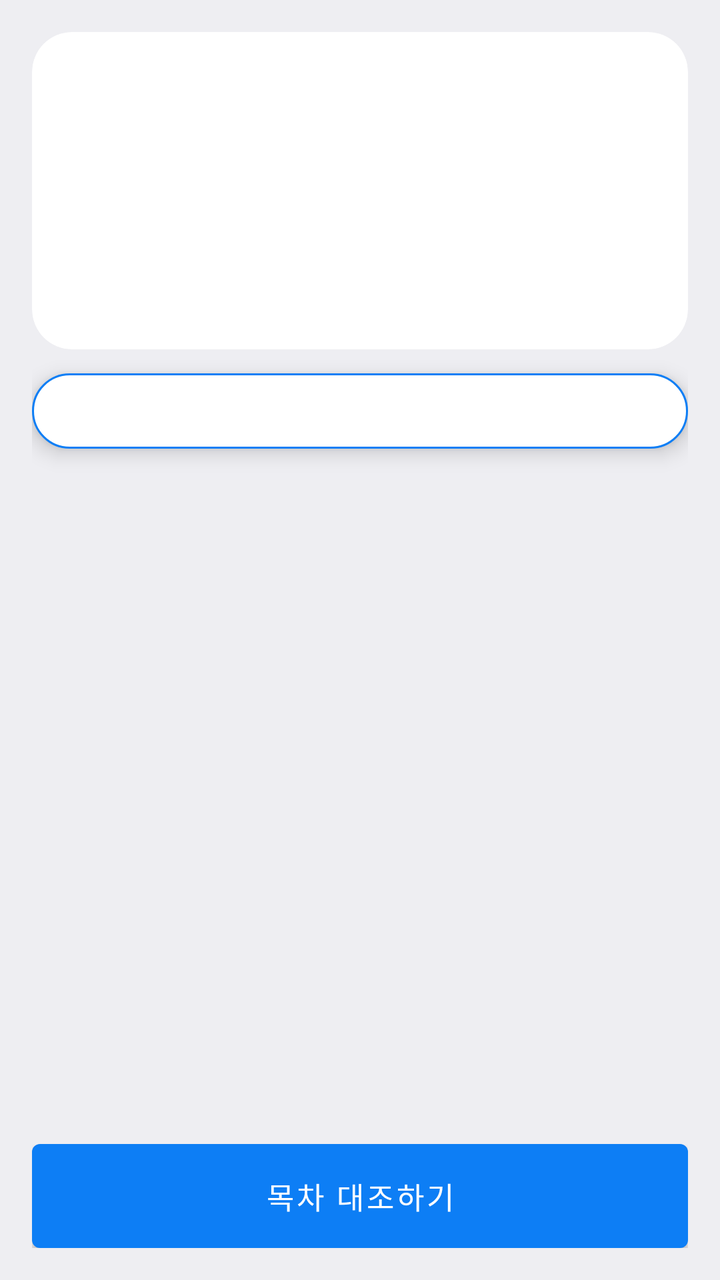
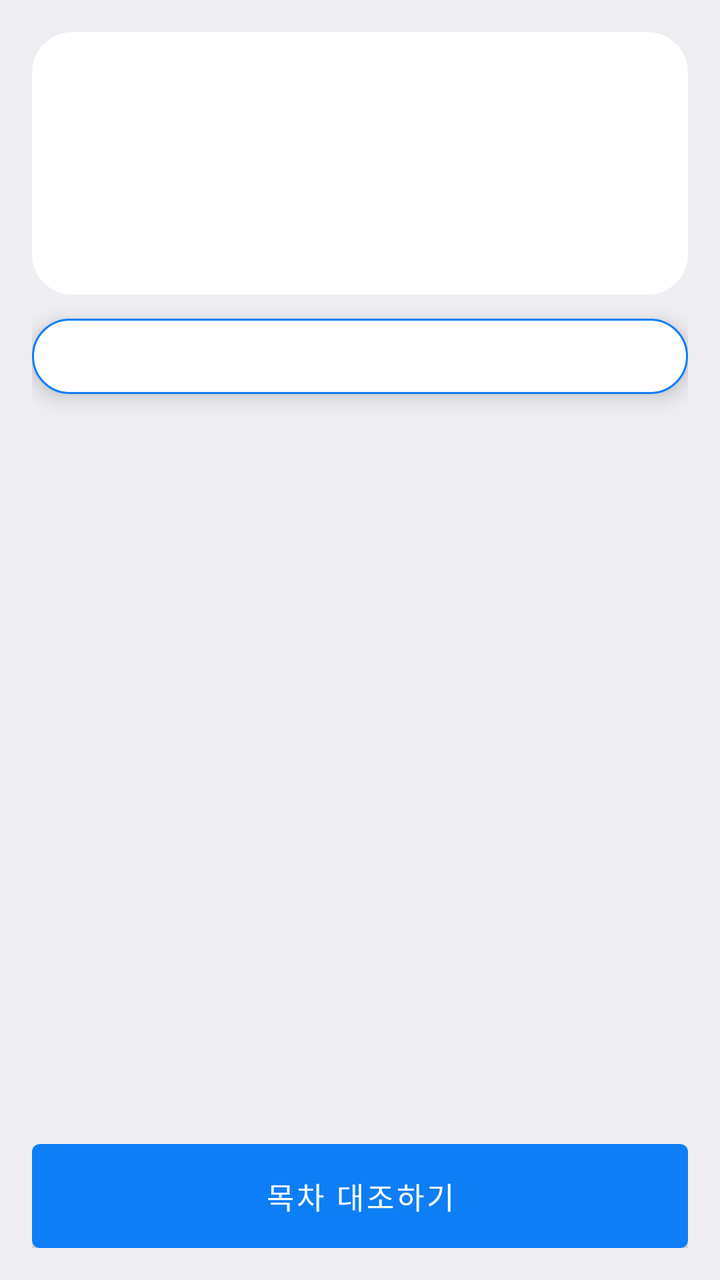

Compare the two renders of this Android layout. The source of the first and the diff that turns it into the second are given below.
<!-- AndroidManifest.xml: application theme Theme.AdminMemo -->
<!-- res/layout/activity_recall.xml -->
<?xml version="1.0" encoding="utf-8"?>
<LinearLayout xmlns:android="http://schemas.android.com/apk/res/android"
    xmlns:app="http://schemas.android.com/apk/res-auto"
    android:layout_width="match_parent"
    android:layout_height="match_parent"
    android:background="@color/bg_screen"
    android:orientation="vertical">

    <LinearLayout
        android:id="@+id/layoutRecallSplit"
        android:layout_width="match_parent"
        android:layout_height="0dp"
        android:layout_weight="1"
        android:orientation="vertical">

        <ScrollView
            android:id="@+id/svRecallLeft"
            android:layout_width="match_parent"
            android:layout_height="0dp"
            android:layout_weight="1"
            android:fillViewport="true"
            android:padding="16dp">

            <LinearLayout
                android:layout_width="match_parent"
                android:layout_height="wrap_content"
                android:orientation="vertical">

                <androidx.cardview.widget.CardView
                    android:layout_width="match_parent"
                    android:layout_height="wrap_content"
                    app:cardBackgroundColor="@color/tile_today"
                    app:cardCornerRadius="20dp"
                    app:cardElevation="0dp">

                    <LinearLayout
                        android:layout_width="match_parent"
                        android:layout_height="wrap_content"
                        android:orientation="vertical"
                        android:paddingHorizontal="20dp"
                        android:paddingTop="16dp"
                        android:paddingBottom="18dp">

                        <LinearLayout
                            android:layout_width="match_parent"
                            android:layout_height="wrap_content"
                            android:gravity="center_vertical"
                            android:orientation="horizontal">

                            <TextView
                                android:id="@+id/tvRecallSubject"
                                android:layout_width="0dp"
                                android:layout_height="wrap_content"
                                android:layout_weight="1"
                                android:ellipsize="end"
                                android:maxLines="1"
                                android:textColor="@color/text_on_tile"
                                android:textSize="13sp"/>

                            <TextView
                                android:id="@+id/tvRecallProgress"
                                android:layout_width="wrap_content"
                                android:layout_height="wrap_content"
                                android:layout_marginStart="10dp"
                                android:textColor="@color/text_on_tile"
                                android:textSize="15sp"
                                android:textStyle="bold"/>
                        </LinearLayout>

                        <TextView
                            android:id="@+id/tvRecallTitle"
                            android:layout_width="match_parent"
                            android:layout_height="wrap_content"
                            android:layout_marginTop="12dp"
                            android:lineSpacingExtra="3dp"
                            android:textColor="@color/text_on_tile"
                            android:textSize="26sp"
                            android:textStyle="bold"/>

                        <TextView
                            android:id="@+id/tvRecallConfuse"
                            android:layout_width="match_parent"
                            android:layout_height="wrap_content"
                            android:layout_marginTop="8dp"
                            android:lineSpacingExtra="3dp"
                            android:textColor="@color/accent"
                            android:textSize="12sp"
                            android:textStyle="bold"
                            android:visibility="gone"/>

                        <TextView
                            android:id="@+id/tvRecallHint"
                            android:layout_width="match_parent"
                            android:layout_height="wrap_content"
                            android:layout_marginTop="10dp"
                            android:alpha="0.78"
                            android:lineSpacingExtra="3dp"
                            android:textColor="@color/text_on_tile"
                            android:textSize="13sp"/>

                        <TextView
                            android:id="@+id/tvRecallTimer"
                            android:layout_width="match_parent"
                            android:layout_height="wrap_content"
                            android:layout_marginTop="8dp"
                            android:textColor="@color/text_on_tile"
                            android:textSize="16sp"
                            android:textStyle="bold"/>
                    </LinearLayout>
                </androidx.cardview.widget.CardView>

                <include
                    android:id="@+id/tvRecallCoach"
                    layout="@layout/view_coach_pill"
                    android:layout_width="match_parent"
                    android:layout_height="wrap_content"
                    android:layout_marginTop="12dp"/>

                <LinearLayout
                    android:id="@+id/layoutRecallBodyLeftPane"
                    android:layout_width="match_parent"
                    android:layout_height="wrap_content"
                    android:layout_marginTop="12dp"
                    android:background="@drawable/bg_recall_body_pane"
                    android:orientation="vertical"
                    android:padding="14dp"
                    android:visibility="gone">

                    <TextView
                        android:id="@+id/tvRecallBodyLeftCaption"
                        android:layout_width="match_parent"
                        android:layout_height="wrap_content"
                        android:includeFontPadding="false"
                        android:text="본문"
                        android:textColor="@color/accent"
                        android:textSize="12sp"
                        android:textStyle="bold"/>

                    <TextView
                        android:id="@+id/tvRecallBodyLeft"
                        android:layout_width="match_parent"
                        android:layout_height="wrap_content"
                        android:layout_marginStart="12dp"
                        android:layout_marginTop="8dp"
                        android:lineSpacingExtra="4dp"
                        android:textColor="@color/text_main"
                        android:textIsSelectable="true"
                        android:textSize="14sp"/>
                </LinearLayout>
            </LinearLayout>
        </ScrollView>

        <LinearLayout
            android:id="@+id/layoutRecallRight"
            android:layout_width="match_parent"
            android:layout_height="0dp"
            android:layout_weight="1"
            android:orientation="vertical">

            <ScrollView
                android:id="@+id/svRecallRight"
                android:layout_width="match_parent"
                android:layout_height="0dp"
                android:layout_weight="1"
                android:fillViewport="true"
                android:padding="16dp">

                <LinearLayout
                    android:layout_width="match_parent"
                    android:layout_height="wrap_content"
                    android:orientation="vertical">

                    <LinearLayout
                        android:id="@+id/layoutRecallRubric"
                        android:layout_width="match_parent"
                        android:layout_height="wrap_content"
                        android:orientation="vertical"
                        android:visibility="gone">

                        <LinearLayout
                            android:id="@+id/layoutRecallChecks"
                            android:layout_width="match_parent"
                            android:layout_height="wrap_content"
                            android:orientation="vertical"/>
                    </LinearLayout>

                    <LinearLayout
                        android:id="@+id/layoutRecallBodyPane"
                        android:layout_width="match_parent"
                        android:layout_height="wrap_content"
                        android:layout_marginTop="12dp"
                        android:background="@drawable/bg_recall_body_pane"
                        android:orientation="vertical"
                        android:padding="14dp"
                        android:visibility="gone">

                        <TextView
                            android:id="@+id/tvRecallBodyCaption"
                            android:layout_width="match_parent"
                            android:layout_height="wrap_content"
                            android:includeFontPadding="false"
                            android:text="본문"
                            android:textColor="@color/accent"
                            android:textSize="12sp"
                            android:textStyle="bold"/>

                        <TextView
                            android:id="@+id/tvRecallBody"
                            android:layout_width="match_parent"
                            android:layout_height="wrap_content"
                            android:layout_marginStart="12dp"
                            android:layout_marginTop="8dp"
                            android:lineSpacingExtra="4dp"
                            android:textColor="@color/text_main"
                            android:textIsSelectable="true"
                            android:textSize="14sp"/>
                    </LinearLayout>
                </LinearLayout>
            </ScrollView>

            <TextView
                android:id="@+id/tvRecallGradeHint"
                android:layout_width="match_parent"
                android:layout_height="wrap_content"
                android:includeFontPadding="false"
                android:paddingLeft="16dp"
                android:paddingRight="16dp"
                android:paddingBottom="4dp"
                android:textColor="@color/text_sub"
                android:textSize="13sp"
                android:visibility="gone"/>

            <LinearLayout
                android:id="@+id/layoutRecallActions"
                android:layout_width="match_parent"
                android:layout_height="wrap_content"
                android:background="@android:color/transparent"
                android:orientation="vertical"
                android:padding="16dp">

                <com.google.android.material.button.MaterialButton
                    android:id="@+id/btnRecallReveal"
                    style="@style/Widget.AdminMemo.Button"
                    android:layout_width="match_parent"
                    android:layout_height="wrap_content"
                    android:text="목차 대조하기"/>

                <LinearLayout
                    android:id="@+id/layoutRecallMissNav"
                    android:layout_width="match_parent"
                    android:layout_height="wrap_content"
                    android:layout_marginTop="8dp"
                    android:orientation="horizontal"
                    android:visibility="gone"/>

                <com.google.android.material.button.MaterialButton
                    android:id="@+id/btnRecallBody"
                    style="@style/Widget.AdminMemo.Button.Outlined"
                    android:layout_width="match_parent"
                    android:layout_height="wrap_content"
                    android:layout_marginTop="8dp"
                    android:text="본문 보기"
                    android:visibility="gone"/>

                <com.google.android.material.button.MaterialButton
                    android:id="@+id/btnRecallConfirm"
                    style="@style/Widget.AdminMemo.Button"
                    android:layout_width="match_parent"
                    android:layout_height="wrap_content"
                    android:layout_marginTop="8dp"
                    android:enabled="false"
                    android:text="항목을 모두 고르세요"
                    android:visibility="gone"/>

                <LinearLayout
                    android:id="@+id/layoutRecallFailKind"
                    android:layout_width="match_parent"
                    android:layout_height="wrap_content"
                    android:layout_marginTop="8dp"
                    android:orientation="vertical"
                    android:visibility="gone">

                    <TextView
                        android:layout_width="match_parent"
                        android:layout_height="wrap_content"
                        android:layout_marginBottom="6dp"
                        android:text="어디가 막혔나요? 뼈대면 본문으로, 단어면 반복으로 갑니다."
                        android:textColor="@color/text_sub"
                        android:textSize="13sp"/>

                    <LinearLayout
                        android:layout_width="match_parent"
                        android:layout_height="wrap_content"
                        android:orientation="horizontal">

                        <com.google.android.material.button.MaterialButton
                            android:id="@+id/btnFailStructure"
                            style="@style/Widget.AdminMemo.Button.Row"
                            android:layout_width="0dp"
                            android:layout_height="wrap_content"
                            android:layout_marginEnd="6dp"
                            android:layout_weight="1"
                            android:text="목차가 안 떠오름"/>

                        <com.google.android.material.button.MaterialButton
                            android:id="@+id/btnFailTip"
                            style="@style/Widget.AdminMemo.Button.Outlined.Row"
                            android:layout_width="0dp"
                            android:layout_height="wrap_content"
                            android:layout_marginStart="6dp"
                            android:layout_weight="1"
                            android:text="단어만 안 떠오름"/>
                    </LinearLayout>
                </LinearLayout>
            </LinearLayout>
        </LinearLayout>
    </LinearLayout>
</LinearLayout>
<!-- res/layout/view_coach_pill.xml (included above) -->
<?xml version="1.0" encoding="utf-8"?>
<TextView xmlns:android="http://schemas.android.com/apk/res/android"
    android:layout_width="match_parent"
    android:layout_height="wrap_content"
    android:background="@drawable/bg_coach_pill"
    android:elevation="6dp"
    android:lineSpacingExtra="2dp"
    android:paddingHorizontal="14dp"
    android:paddingVertical="10dp"
    android:textColor="@color/text_main"
    android:textSize="13sp"/>
<!-- resources referenced by this layout -->
<resources>
  <color name="accent">#FF9F0A</color>
  <color name="bg_screen">#EEEEF2</color>
  <color name="text_main">#1C1C1E</color>
  <color name="text_on_tile">@color/text_main</color>
  <color name="text_sub">#6C6C70</color>
  <color name="tile_today">@color/bg_card</color>
  <!-- drawable bg_coach_pill (drawable) -->
  <?xml version="1.0" encoding="utf-8"?>
  <shape xmlns:android="http://schemas.android.com/apk/res/android">
      <corners android:radius="20dp"/>
      <solid android:color="@color/bg_card"/>
      <stroke
          android:width="1dp"
          android:color="@color/primary"/>
  </shape>
  <!-- drawable bg_recall_body_pane (drawable) -->
  <?xml version="1.0" encoding="utf-8"?>
  <layer-list xmlns:android="http://schemas.android.com/apk/res/android">
      <item>
          <shape android:shape="rectangle">
              <solid android:color="@color/accent"/>
              <corners android:radius="12dp"/>
          </shape>
      </item>
      <item android:left="6dp">
          <shape android:shape="rectangle">
              <solid android:color="@color/recall_tile"/>
              <corners
                  android:bottomRightRadius="12dp"
                  android:topRightRadius="12dp"/>
          </shape>
      </item>
  </layer-list>
  <style name="Widget.AdminMemo.Button" parent="Widget.MaterialComponents.Button">
          <item name="android:minHeight">@dimen/btn_min_height</item>
          <item name="android:paddingTop">12dp</item>
          <item name="android:paddingBottom">12dp</item>
          <item name="android:insetTop">0dp</item>
          <item name="android:insetBottom">0dp</item>
          <item name="android:insetLeft">0dp</item>
          <item name="android:insetRight">0dp</item>
          <item name="android:textSize">15sp</item>
      </style>
  <style name="Widget.AdminMemo.Button.Outlined" parent="Widget.MaterialComponents.Button.OutlinedButton">
          <item name="android:minHeight">@dimen/btn_min_height</item>
          <item name="android:paddingTop">12dp</item>
          <item name="android:paddingBottom">12dp</item>
          <item name="android:insetTop">0dp</item>
          <item name="android:insetBottom">0dp</item>
          <item name="android:insetLeft">0dp</item>
          <item name="android:insetRight">0dp</item>
          <item name="android:textSize">15sp</item>
      </style>
  <style name="Widget.AdminMemo.Button.Row" parent="Widget.AdminMemo.Button">
          <item name="android:minHeight">@dimen/btn_min_height</item>
          <item name="android:minWidth">0dp</item>
          <item name="android:paddingTop">8dp</item>
          <item name="android:paddingBottom">8dp</item>
          <item name="android:paddingStart">6dp</item>
          <item name="android:paddingEnd">6dp</item>
          <item name="android:gravity">center</item>
          <item name="android:maxLines">2</item>
          <item name="android:includeFontPadding">false</item>
          <item name="android:textSize">13sp</item>
          <item name="android:textAllCaps">false</item>
      </style>
  <style name="Theme.AdminMemo" parent="Theme.MaterialComponents.DayNight.NoActionBar">
          <item name="colorPrimary">@color/primary</item>
          <item name="colorPrimaryDark">@color/primary_dark</item>
          <item name="colorAccent">@color/accent</item>
          <item name="android:windowBackground">@color/bg_screen</item>
      </style>
  <color name="bg_card">#FFFFFF</color>
  <color name="primary">#0D7EF5</color>
  <color name="recall_tile">@color/bg_card</color>
  <dimen name="btn_min_height">52dp</dimen>
  <color name="primary_dark">@color/primary</color>
  <!-- unchanged entries left out for length: 1 -->
</resources>

<!-- the commit's change to res/layout/activity_recall.xml (unified diff, before → after) -->
@@ -38,8 +38,8 @@
                         android:layout_height="wrap_content"
                         android:orientation="vertical"
                         android:paddingHorizontal="20dp"
-                        android:paddingTop="16dp"
-                        android:paddingBottom="18dp">
+                        android:paddingTop="10dp"
+                        android:paddingBottom="12dp">
 
                         <LinearLayout
                             android:layout_width="match_parent"
@@ -71,10 +71,11 @@
                             android:id="@+id/tvRecallTitle"
                             android:layout_width="match_parent"
                             android:layout_height="wrap_content"
-                            android:layout_marginTop="12dp"
-                            android:lineSpacingExtra="3dp"
+                            android:layout_marginTop="6dp"
+                            android:includeFontPadding="false"
+                            android:lineSpacingExtra="1dp"
                             android:textColor="@color/text_on_tile"
-                            android:textSize="26sp"
+                            android:textSize="22sp"
                             android:textStyle="bold"/>
 
                         <TextView
@@ -127,21 +128,10 @@
                     android:visibility="gone">
 
                     <TextView
-                        android:id="@+id/tvRecallBodyLeftCaption"
-                        android:layout_width="match_parent"
-                        android:layout_height="wrap_content"
-                        android:includeFontPadding="false"
-                        android:text="본문"
-                        android:textColor="@color/accent"
-                        android:textSize="12sp"
-                        android:textStyle="bold"/>
-
-                    <TextView
                         android:id="@+id/tvRecallBodyLeft"
                         android:layout_width="match_parent"
                         android:layout_height="wrap_content"
                         android:layout_marginStart="12dp"
-                        android:layout_marginTop="8dp"
                         android:lineSpacingExtra="4dp"
                         android:textColor="@color/text_main"
                         android:textIsSelectable="true"
@@ -195,21 +185,10 @@
                         android:visibility="gone">
 
                         <TextView
-                            android:id="@+id/tvRecallBodyCaption"
-                            android:layout_width="match_parent"
-                            android:layout_height="wrap_content"
-                            android:includeFontPadding="false"
-                            android:text="본문"
-                            android:textColor="@color/accent"
-                            android:textSize="12sp"
-                            android:textStyle="bold"/>
-
-                        <TextView
                             android:id="@+id/tvRecallBody"
                             android:layout_width="match_parent"
                             android:layout_height="wrap_content"
                             android:layout_marginStart="12dp"
-                            android:layout_marginTop="8dp"
                             android:lineSpacingExtra="4dp"
                             android:textColor="@color/text_main"
                             android:textIsSelectable="true"
